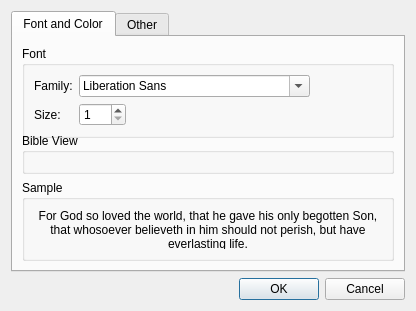
Old version of the form preferencesdialog.ui in the repository jfesh95/aletheia.
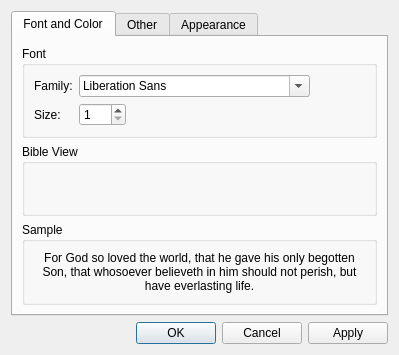
New version of the form. Icons and pictures are not drawn.

```diff
--- a/preferencesdialog.ui
+++ b/preferencesdialog.ui
@@ -6,10 +6,16 @@
    <rect>
     <x>0</x>
     <y>0</y>
-    <width>416</width>
-    <height>311</height>
+    <width>399</width>
+    <height>355</height>
    </rect>
   </property>
+  <property name="sizePolicy">
+   <sizepolicy hsizetype="MinimumExpanding" vsizetype="MinimumExpanding">
+    <horstretch>0</horstretch>
+    <verstretch>0</verstretch>
+   </sizepolicy>
+  </property>
   <property name="windowTitle">
    <string>Preferences</string>
   </property>
@@ -20,6 +26,12 @@
   <layout class="QVBoxLayout" name="verticalLayout_2">
    <item>
     <widget class="QTabWidget" name="tabWidget">
+     <property name="sizePolicy">
+      <sizepolicy hsizetype="Expanding" vsizetype="Minimum">
+       <horstretch>0</horstretch>
+       <verstretch>0</verstretch>
+      </sizepolicy>
+     </property>
      <property name="currentIndex">
       <number>0</number>
      </property>
@@ -28,8 +40,17 @@
        <string>Font and Color</string>
       </attribute>
       <layout class="QVBoxLayout" name="verticalLayout_4">
+       <property name="sizeConstraint">
+        <enum>QLayout::SetMinimumSize</enum>
+       </property>
        <item>
         <widget class="QGroupBox" name="groupBox">
+         <property name="sizePolicy">
+          <sizepolicy hsizetype="Preferred" vsizetype="Minimum">
+           <horstretch>0</horstretch>
+           <verstretch>0</verstretch>
+          </sizepolicy>
+         </property>
          <property name="title">
           <string>Font</string>
          </property>
@@ -83,6 +104,12 @@
        </item>
        <item>
         <widget class="QGroupBox" name="groupBox_2">
+         <property name="sizePolicy">
+          <sizepolicy hsizetype="Preferred" vsizetype="Minimum">
+           <horstretch>0</horstretch>
+           <verstretch>0</verstretch>
+          </sizepolicy>
+         </property>
          <property name="title">
           <string>Bible View</string>
          </property>
@@ -102,6 +129,12 @@
        </item>
        <item>
         <widget class="QGroupBox" name="groupBox_3">
+         <property name="sizePolicy">
+          <sizepolicy hsizetype="Preferred" vsizetype="Minimum">
+           <horstretch>0</horstretch>
+           <verstretch>0</verstretch>
+          </sizepolicy>
+         </property>
          <property name="title">
           <string>Sample</string>
          </property>
@@ -144,6 +177,26 @@
        </item>
       </layout>
      </widget>
+     <widget class="QWidget" name="appearanceTab">
+      <attribute name="title">
+       <string>Appearance</string>
+      </attribute>
+      <layout class="QFormLayout" name="formLayout_2">
+       <property name="fieldGrowthPolicy">
+        <enum>QFormLayout::FieldsStayAtSizeHint</enum>
+       </property>
+       <item row="0" column="0">
+        <widget class="QLabel" name="label">
+         <property name="text">
+          <string>Style:</string>
+         </property>
+        </widget>
+       </item>
+       <item row="0" column="1">
+        <widget class="QComboBox" name="comboBox"/>
+       </item>
+      </layout>
+     </widget>
     </widget>
    </item>
    <item>
@@ -152,7 +205,7 @@
       <enum>Qt::Horizontal</enum>
      </property>
      <property name="standardButtons">
-      <set>QDialogButtonBox::Cancel|QDialogButtonBox::Ok</set>
+      <set>QDialogButtonBox::Apply|QDialogButtonBox::Cancel|QDialogButtonBox::Ok</set>
      </property>
     </widget>
    </item>
```
Left out of the diff: 14 changed lines with no effect on the pictures.
